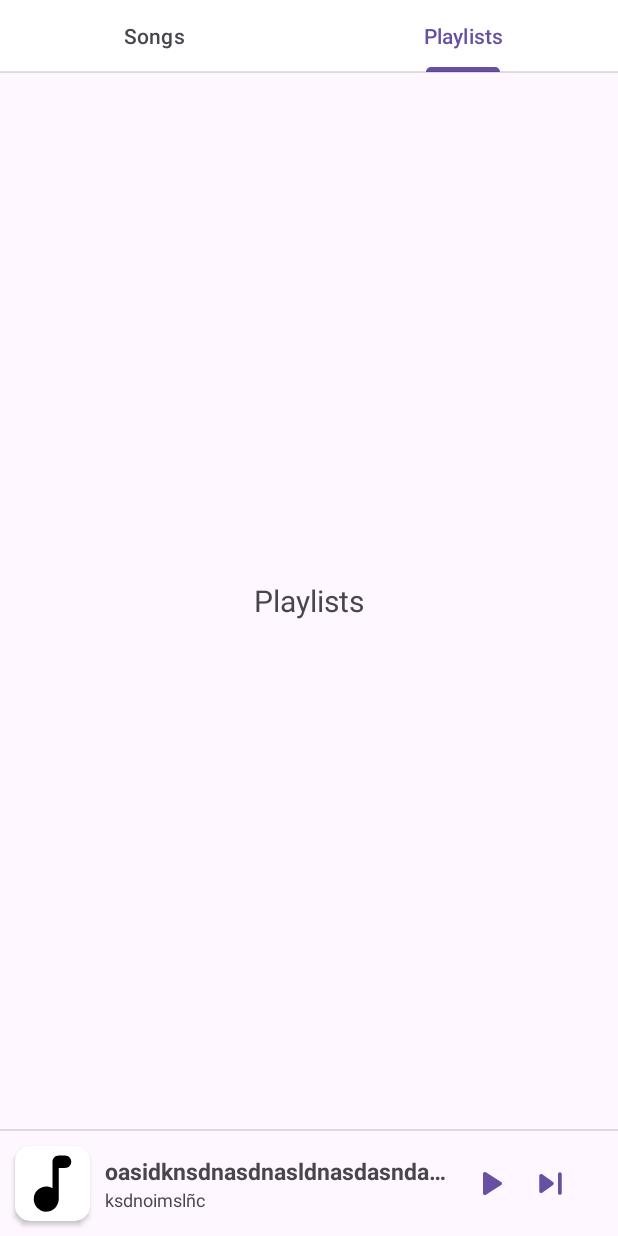
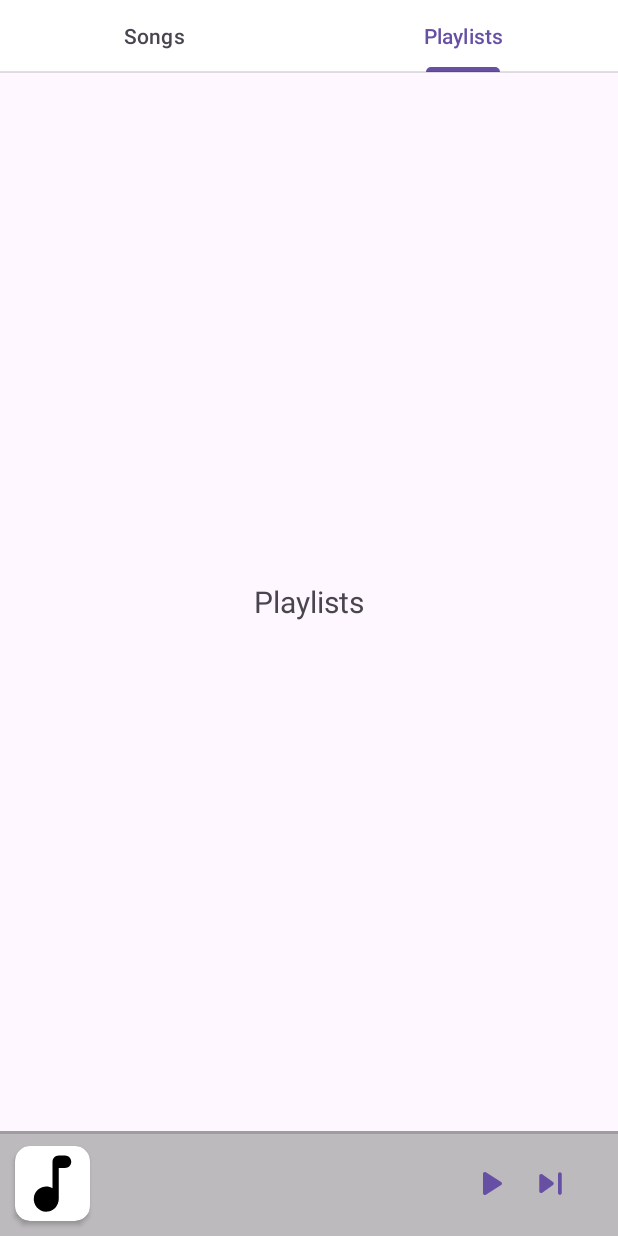
Before and after one commit to GD-Fran119/CMP3, an Android app: the screen it shows after launch (MainActivity), tab 2 chosen, on a phone screen of 412 x 824 dp. Run offline under Robolectric (Android 15) with nearby library versions, the phone set to English and light mode, and no system bars; 2 statements that could not run were skipped.

Commit message:
User can now watch and set progress of the current song
In main activity:
- Current song container now have color to differentiate it from song list
- Current song progress is shown on the top of the current song container.

In player control activity:
- User can watch and set progress of song
- User can now set current song from current list in this view

```diff
--- a/app/src/main/java/Player.kt
+++ b/app/src/main/java/Player.kt
@@ -10,6 +10,8 @@ class Player private constructor(){
     private var currentPos : UInt = 0.toUInt()
     private var mediaPLayer : MediaPlayer = MediaPlayer()
     private var isPlaying = false
+
+    private var isPlayerAvailable = false
 
     init{
         mediaPLayer.reset()
@@ -55,30 +57,43 @@ class Player private constructor(){
 
         return songList!!.getListSize()}
     fun setList(newList: SongList){
+        isPlayerAvailable = false
         songList = newList
         mediaPLayer.reset()
         currentPos = 0.toUInt()
         currentSong = songList!!.getSong(currentPos)
+        isPlayerAvailable = true
     }
 
     fun getList() = songList
     fun next(){
+        isPlayerAvailable = false
         when(playMode){
             PlayMode.LIST_LOOP -> setCurrentSongAndPLay((currentPos + 1.toUInt()) % songList!!.getListSize())
             PlayMode.CURRENT_LOOP -> setCurrentSongAndPLay(currentPos)
             PlayMode.RANDOM -> setCurrentSongAndPLay(Random.nextUInt(songList!!.getListSize()))
         }
+        isPlayerAvailable = true
     }
     fun previous(){
+        isPlayerAvailable = false
         when(playMode){
             PlayMode.LIST_LOOP -> setCurrentSongAndPLay((currentPos - 1.toUInt()) % songList!!.getListSize())
             PlayMode.CURRENT_LOOP -> setCurrentSongAndPLay(currentPos)
             PlayMode.RANDOM -> setCurrentSongAndPLay(Random.nextUInt(0.toUInt(), songList!!.getListSize()))
         }
+        isPlayerAvailable = true
     }
-    fun setTime(time: UInt){}
+    fun setTime(time: UInt){
+        try{
+            mediaPLayer.seekTo(time.toInt())
+            play()
+        }catch (_:Exception){}
+    }
 
     fun setCurrentSong(pos: UInt){
+
+        isPlayerAvailable = false
 
         if (pos < songList!!.getListSize() && pos != currentPos) {
             currentSong = songList!!.getSong(pos)
@@ -87,27 +102,43 @@ class Player private constructor(){
             mediaPLayer.reset()
             mediaPLayer.setDataSource(currentSong!!.path)
             mediaPLayer.prepareAsync()
+            mediaPLayer.setOnCompletionListener {
+                next()
+                SongFinishedNotifier.notifySongChanged()
+            }
 
         }
 
+        isPlayerAvailable = true
+
     }
+
+    fun isAvailableProgress() = isPlayerAvailable
 
     fun getCurrentPos() = currentPos
     fun setCurrentSongAndPLay(pos: UInt){
+        isPlayerAvailable = false
         setCurrentSong(pos)
         if(currentSong != null) {
             mediaPLayer.setOnPreparedListener {
                 mediaPLayer.start()
                 isPlaying = true
             }
-            mediaPLayer.setOnCompletionListener {
-                next()
-                SongFinishedNotifier.notifySongChanged()
-            }
         }
         SongFinishedNotifier.notifySongChanged()
+        isPlayerAvailable = true
     }
 
     fun getCurrentSong(): Song?{return currentSong}
 
+    fun getCurrentSongDuration() = currentSong!!.duration
+
+    fun getCurrentSongProgress(): Int{
+        return try {
+            mediaPLayer.currentPosition
+        }catch (_: Exception){
+            0
+        }
+    }
+
 }
--- a/app/src/main/java/com/example/cmp3/ListItemListDialogFragment.kt
+++ b/app/src/main/java/com/example/cmp3/ListItemListDialogFragment.kt
@@ -10,7 +10,6 @@ import android.widget.TextView
 import android.widget.Toast
 import com.example.cmp3.databinding.FragmentItemListDialogListDialogItemBinding
 import com.example.cmp3.databinding.FragmentItemListDialogListDialogBinding
-import com.google.android.material.bottomsheet.BottomSheetBehavior
 import java.lang.Exception
 
 /**
@@ -73,7 +72,9 @@ class ListItemListDialogFragment : BottomSheetDialogFragment() {
         override fun onBindViewHolder(holder: ViewHolder, position: Int) {
             val currentSong = Player.instance.getList()?.getSong(position.toUInt())
             holder.title.text = currentSong?.title ?: "Unknown"
-            holder.desc.text = "${currentSong?.artist ?: "Unknown"} - ${currentSong?.album ?: "Unknown"}"
+            val artist =  if (currentSong?.artist == "<unknown>") "Unknown" else currentSong?.artist
+            val album = if (currentSong?.artist == "<unknown>") "Unknown" else currentSong?.artist
+            holder.desc.text = "${artist} - ${album}"
             holder.itemView.setOnClickListener {
                 //New intent to play control view with song playing
                 try {
--- a/app/src/main/java/com/example/cmp3/MainActivity.kt
+++ b/app/src/main/java/com/example/cmp3/MainActivity.kt
@@ -7,6 +7,7 @@ import SongFinishedNotifier
 import android.content.Intent
 import android.os.Bundle
 import android.widget.ImageView
+import android.widget.ProgressBar
 import android.widget.TextView
 import androidx.appcompat.app.AppCompatActivity
 import androidx.constraintlayout.widget.ConstraintLayout
@@ -16,6 +17,8 @@ import com.google.android.material.tabs.TabLayout
 import com.google.android.material.tabs.TabLayoutMediator
 import kotlinx.coroutines.CoroutineScope
 import kotlinx.coroutines.Dispatchers
+import kotlinx.coroutines.Job
+import kotlinx.coroutines.delay
 import kotlinx.coroutines.launch
 
 class MainActivity : AppCompatActivity(), UpdateUI{
@@ -26,6 +29,8 @@ class MainActivity : AppCompatActivity(), UpdateUI{
     private lateinit var nextButton : MaterialButton
     private lateinit var imageView: ImageView
     private val player = Player.instance
+    private lateinit var progressBar: ProgressBar
+    private lateinit var progressbarJob: Job
 
 
     override fun onCreate(savedInstanceState: Bundle?) {
@@ -73,13 +78,36 @@ class MainActivity : AppCompatActivity(), UpdateUI{
 
             override fun onTabUnselected(tab: TabLayout.Tab?) {}
         })
+
+        progressBar = findViewById(R.id.main_current_song_progressbar)
+        if(player.isAvailableProgress()){
+            progressBar.max = Player.instance.getCurrentSongDuration().toInt()
+            progressBar.progress = Player.instance.getCurrentSongProgress()
+        }
+
     }
 
+    override fun onPause() {
+        super.onPause()
+        try{
+            progressbarJob.cancel()
+        }catch (_: Exception){}
+    }
     override fun onStart() {
         super.onStart()
         SongFinishedNotifier.setCurrentActivity(this)
+        setUpCurrentSongContainer()
 
-        setUpCurrentSongContainer()
+        progressbarJob = CoroutineScope(Dispatchers.Main).launch {
+            while(true){
+                delay(500)
+                if(Player.instance.isAvailableProgress()){
+                    progressBar.max = Player.instance.getCurrentSongDuration().toInt()
+                    progressBar.progress = Player.instance.getCurrentSongProgress()
+                }
+            }
+        }
+
     }
 
     private fun changePlayButton(){
@@ -122,4 +150,5 @@ class MainActivity : AppCompatActivity(), UpdateUI{
         playButton.background = if (Player.instance.isPlayingSong()) getDrawable(R.drawable.ic_pause) else getDrawable(R.drawable.ic_play)
         CurrentSongAndPlaylistConfigSaver.savePlayList(this)
     }
+
 }
--- a/app/src/main/res/layout/activity_main.xml
+++ b/app/src/main/res/layout/activity_main.xml
@@ -33,26 +33,27 @@
         android:layout_width="match_parent"
         android:layout_height="0sp"
         app:layout_constraintTop_toBottomOf="@id/tabLayout"
-        app:layout_constraintBottom_toTopOf="@id/divider2"
+        app:layout_constraintBottom_toTopOf="@id/main_current_song_container"
         app:layout_constraintStart_toStartOf="parent"
         app:layout_constraintEnd_toEndOf="parent"/>
-
-    <View
-        android:id="@+id/divider2"
-        android:layout_width="match_parent"
-        android:layout_height="1dp"
-        android:background="?android:attr/listDivider"
-        app:layout_constraintTop_toBottomOf="@id/view_pager"
-        app:layout_constraintBottom_toTopOf="@id/main_current_song_container"/>
 
     <androidx.constraintlayout.widget.ConstraintLayout
         android:id="@+id/main_current_song_container"
         app:layout_constraintBottom_toBottomOf="parent"
-        app:layout_constraintTop_toBottomOf="@id/divider2"
+        app:layout_constraintTop_toBottomOf="@id/view_pager"
         android:layout_width="match_parent"
         android:layout_height="wrap_content"
         android:orientation="horizontal"
-        android:gravity="center">
+        android:gravity="center"
+        android:background="#807E7E7E">
+
+        <ProgressBar
+            android:id="@+id/main_current_song_progressbar"
+            android:layout_width="match_parent"
+            android:layout_height="2dp"
+            style="@style/Widget.AppCompat.ProgressBar.Horizontal"
+            android:progressTint="#FF0000"
+            app:layout_constraintTop_toTopOf="parent"/>
         <androidx.cardview.widget.CardView
             android:id="@+id/main_current_song_card"
             android:layout_width="wrap_content"
@@ -87,14 +88,12 @@
                 android:layout_width="match_parent"
                 android:layout_height="wrap_content"
                 android:textSize="15sp"
-                android:text="oasidknsdnasdnasldnasdasndana"
                 android:textStyle="bold"
                 android:maxLines="1"
                 android:ellipsize="end"/>
             <TextView
                 android:id="@+id/main_current_song_desc"
                 android:textSize="12sp"
-                android:text="ksdnoimslñc"
                 android:layout_width="match_parent"
                 android:layout_height="wrap_content"/>
 
```
Also changed, not shown: app/src/main/java/com/example/cmp3/PlayControlView.kt (+51 -0 lines), app/src/main/res/layout/activity_play_control_view.xml (+8 -0 lines).
